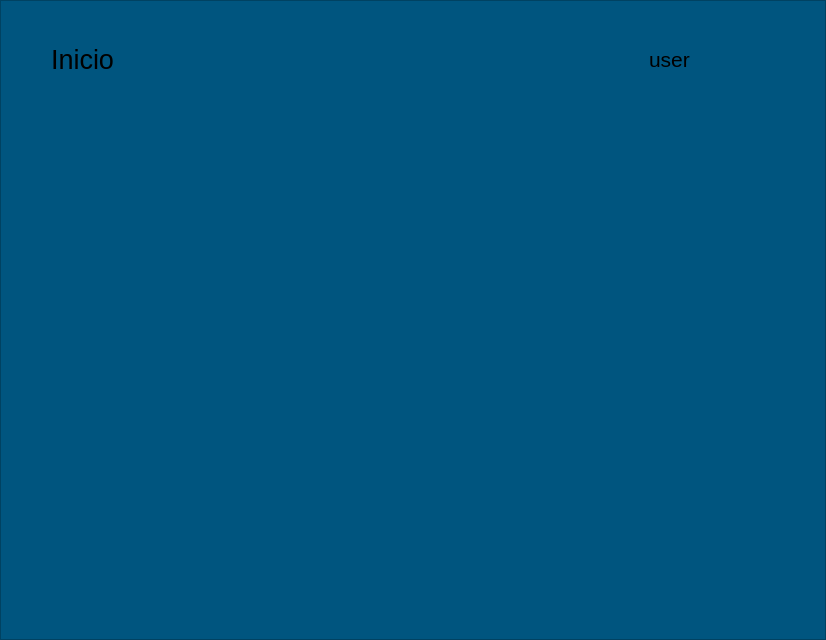
This is ManagerM/ui_module_home.ui in janfranco27/TheProyect as Qt 5 draws it before an edit. The edited form follows.
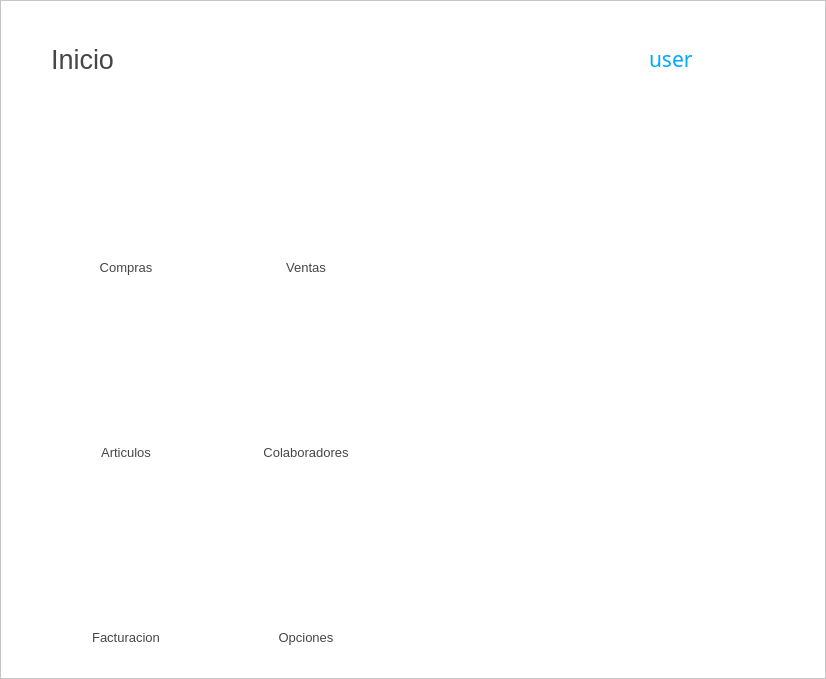
This is the edited form. Icons and pictures are not drawn.

The edit to the form file:
```diff
--- a/ManagerM/ui_module_home.ui
+++ b/ManagerM/ui_module_home.ui
@@ -23,7 +23,7 @@
    <item row="0" column="0">
     <widget class="QFrame" name="frame">
      <property name="styleSheet">
-      <string notr="true">background-color: rgb(0, 85, 127);</string>
+      <string notr="true">background-color: rgb(255, 255, 255);</string>
      </property>
      <property name="frameShape">
       <enum>QFrame::StyledPanel</enum>
@@ -47,7 +47,8 @@
              </font>
             </property>
             <property name="styleSheet">
-             <string notr="true"/>
+             <string notr="true">color: rgb(70, 70, 70);
+</string>
             </property>
             <property name="inputMethodHints">
              <set>Qt::ImhNone</set>
@@ -88,12 +89,15 @@
               </property>
               <property name="font">
                <font>
-                <family>Segoe UI</family>
+                <family>Segoe UI Light</family>
                 <pointsize>16</pointsize>
                 <weight>50</weight>
                 <bold>false</bold>
                </font>
               </property>
+              <property name="styleSheet">
+               <string notr="true">color: rgb(0, 170, 255);</string>
+              </property>
               <property name="text">
                <string>user</string>
               </property>
@@ -147,10 +151,42 @@
           </item>
          </layout>
         </item>
-        <item row="2" column="0" rowspan="2">
+        <item row="1" column="0">
+         <spacer name="verticalSpacer_4">
+          <property name="orientation">
+           <enum>Qt::Vertical</enum>
+          </property>
+          <property name="sizeType">
+           <enum>QSizePolicy::Expanding</enum>
+          </property>
+          <property name="sizeHint" stdset="0">
+           <size>
+            <width>20</width>
+            <height>20</height>
+           </size>
+          </property>
+         </spacer>
+        </item>
+        <item row="2" column="0">
+         <spacer name="verticalSpacer_7">
+          <property name="orientation">
+           <enum>Qt::Vertical</enum>
+          </property>
+          <property name="sizeType">
+           <enum>QSizePolicy::Fixed</enum>
+          </property>
+          <property name="sizeHint" stdset="0">
+           <size>
+            <width>20</width>
+            <height>20</height>
+           </size>
+          </property>
+         </spacer>
+        </item>
+        <item row="3" column="0" rowspan="2">
          <layout class="QGridLayout" name="gridLayout_5">
           <property name="spacing">
-           <number>10</number>
+           <number>0</number>
           </property>
           <item row="0" column="0">
            <widget class="QPushButton" name="pushButton_compras">
@@ -215,6 +251,22 @@
            </widget>
           </item>
           <item row="0" column="1">
+           <spacer name="horizontalSpacer">
+            <property name="orientation">
+             <enum>Qt::Horizontal</enum>
+            </property>
+            <property name="sizeType">
+             <enum>QSizePolicy::Fixed</enum>
+            </property>
+            <property name="sizeHint" stdset="0">
+             <size>
+              <width>30</width>
+              <height>20</height>
+             </size>
+            </property>
+           </spacer>
+          </item>
+          <item row="0" column="2">
            <widget class="QPushButton" name="pushButton_ventas">
             <property name="sizePolicy">
              <sizepolicy hsizetype="Fixed" vsizetype="Fixed">
@@ -259,6 +311,72 @@
            </widget>
           </item>
           <item row="1" column="0">
+           <widget class="QLabel" name="label_2">
+            <property name="sizePolicy">
+             <sizepolicy hsizetype="Preferred" vsizetype="Fixed">
+              <horstretch>0</horstretch>
+              <verstretch>0</verstretch>
+             </sizepolicy>
+            </property>
+            <property name="font">
+             <font>
+              <family>Segoe UI Symbol</family>
+              <pointsize>10</pointsize>
+              <weight>50</weight>
+              <bold>false</bold>
+             </font>
+            </property>
+            <property name="styleSheet">
+             <string notr="true">color: rgb(70, 70, 70);
+</string>
+            </property>
+            <property name="text">
+             <string>Compras</string>
+            </property>
+            <property name="alignment">
+             <set>Qt::AlignCenter</set>
+            </property>
+           </widget>
+          </item>
+          <item row="1" column="2">
+           <widget class="QLabel" name="label_5">
+            <property name="font">
+             <font>
+              <family>Segoe UI Symbol</family>
+              <pointsize>10</pointsize>
+              <weight>50</weight>
+              <bold>false</bold>
+             </font>
+            </property>
+            <property name="styleSheet">
+             <string notr="true">color: rgb(70, 70, 70);
+</string>
+            </property>
+            <property name="text">
+             <string>Ventas</string>
+            </property>
+            <property name="alignment">
+             <set>Qt::AlignCenter</set>
+            </property>
+           </widget>
+          </item>
+          <item row="2" column="0">
+           <spacer name="verticalSpacer">
+            <property name="orientation">
+             <enum>Qt::Vertical</enum>
+            </property>
+            <property name="sizeType">
+             <enum>QSizePolicy::Fixed</enum>
+            </property>
+            <property name="sizeHint" stdset="0">
+             <size>
+              <width>20</width>
+              <height>20</height>
+             </size>
+            </property>
+           </spacer>
+          </item>
+          <item row="3" column="0">
            <widget class="QPushButton" name="pushButton_articulo">
             <property name="sizePolicy">
              <sizepolicy hsizetype="Fixed" vsizetype="Fixed">
@@ -302,7 +420,7 @@
             </property>
            </widget>
           </item>
-          <item row="1" column="1">
+          <item row="3" column="2">
            <widget class="QPushButton" name="pushButton_colaboradores">
             <property name="sizePolicy">
              <sizepolicy hsizetype="Fixed" vsizetype="Fixed">
@@ -346,7 +464,67 @@
             </property>
            </widget>
           </item>
-          <item row="2" column="0">
+          <item row="4" column="0">
+           <widget class="QLabel" name="label_3">
+            <property name="font">
+             <font>
+              <family>Segoe UI Symbol</family>
+              <pointsize>10</pointsize>
+              <weight>50</weight>
+              <bold>false</bold>
+             </font>
+            </property>
+            <property name="styleSheet">
+             <string notr="true">color: rgb(70, 70, 70);
+</string>
+            </property>
+            <property name="text">
+             <string>Articulos</string>
+            </property>
+            <property name="alignment">
+             <set>Qt::AlignCenter</set>
+            </property>
+           </widget>
+          </item>
+          <item row="4" column="2">
+           <widget class="QLabel" name="label_6">
+            <property name="font">
+             <font>
+              <family>Segoe UI Symbol</family>
+              <pointsize>10</pointsize>
+              <weight>50</weight>
+              <bold>false</bold>
+             </font>
+            </property>
+            <property name="styleSheet">
+             <string notr="true">color: rgb(70, 70, 70);
+</string>
+            </property>
+            <property name="text">
+             <string>Colaboradores</string>
+            </property>
+            <property name="alignment">
+             <set>Qt::AlignCenter</set>
+            </property>
+           </widget>
+          </item>
+          <item row="5" column="0">
+           <spacer name="verticalSpacer_3">
+            <property name="orientation">
+             <enum>Qt::Vertical</enum>
+            </property>
+            <property name="sizeType">
+             <enum>QSizePolicy::Fixed</enum>
+            </property>
+            <property name="sizeHint" stdset="0">
+             <size>
+              <width>20</width>
+              <height>20</height>
+             </size>
+            </property>
+           </spacer>
+          </item>
+          <item row="6" column="0">
            <widget class="QPushButton" name="pushButton_facturacion">
             <property name="sizePolicy">
              <sizepolicy hsizetype="Fixed" vsizetype="Fixed">
@@ -390,7 +568,7 @@
             </property>
            </widget>
           </item>
-          <item row="2" column="1">
+          <item row="6" column="2">
            <widget class="QPushButton" name="pushButton_sistema">
             <property name="sizePolicy">
              <sizepolicy hsizetype="Fixed" vsizetype="Fixed">
@@ -426,7 +604,7 @@
             <property name="iconSize">
              <size>
               <width>150</width>
-              <height>1505</height>
+              <height>150</height>
              </size>
             </property>
             <property name="flat">
@@ -434,22 +612,79 @@
             </property>
            </widget>
           </item>
+          <item row="7" column="0">
+           <widget class="QLabel" name="label_4">
+            <property name="font">
+             <font>
+              <family>Segoe UI Symbol</family>
+              <pointsize>10</pointsize>
+              <weight>50</weight>
+              <bold>false</bold>
+             </font>
+            </property>
+            <property name="styleSheet">
+             <string notr="true">color: rgb(70, 70, 70);
+</string>
+            </property>
+            <property name="text">
+             <string>Facturacion</string>
+            </property>
+            <property name="alignment">
+             <set>Qt::AlignCenter</set>
+            </property>
+           </widget>
+          </item>
+          <item row="7" column="2">
+           <widget class="QLabel" name="label_7">
+            <property name="font">
+             <font>
+              <family>Segoe UI Symbol</family>
+              <pointsize>10</pointsize>
+              <weight>50</weight>
+              <bold>false</bold>
+             </font>
+            </property>
+            <property name="styleSheet">
+             <string notr="true">color: rgb(70, 70, 70);
+</string>
+            </property>
+            <property name="text">
+             <string>Opciones</string>
+            </property>
+            <property name="alignment">
+             <set>Qt::AlignCenter</set>
+            </property>
+           </widget>
+          </item>
          </layout>
         </item>
-        <item row="3" column="1">
+        <item row="3" column="3">
+         <spacer name="verticalSpacer_2">
+          <property name="orientation">
+           <enum>Qt::Vertical</enum>
+          </property>
+          <property name="sizeHint" stdset="0">
+           <size>
+            <width>17</width>
+            <height>308</height>
+           </size>
+          </property>
+         </spacer>
+        </item>
+        <item row="4" column="1">
          <spacer name="horizontalSpacer_5">
           <property name="orientation">
            <enum>Qt::Horizontal</enum>
           </property>
           <property name="sizeHint" stdset="0">
            <size>
-            <width>40</width>
-            <height>20</height>
+            <width>13</width>
+            <height>114</height>
            </size>
           </property>
          </spacer>
         </item>
-        <item row="3" column="2">
+        <item row="4" column="2">
          <layout class="QGridLayout" name="gridLayout_6">
           <property name="spacing">
            <number>10</number>
@@ -595,9 +830,25 @@
             </property>
            </widget>
           </item>
+          <item row="1" column="1">
+           <spacer name="verticalSpacer_8">
+            <property name="orientation">
+             <enum>Qt::Vertical</enum>
+            </property>
+            <property name="sizeType">
+             <enum>QSizePolicy::Fixed</enum>
+            </property>
+            <property name="sizeHint" stdset="0">
+             <size>
+              <width>20</width>
+              <height>25</height>
+             </size>
+            </property>
+           </spacer>
+          </item>
          </layout>
         </item>
-        <item row="3" column="3">
+        <item row="4" column="3">
          <spacer name="horizontalSpacer_6">
           <property name="orientation">
            <enum>Qt::Horizontal</enum>
@@ -613,35 +864,6 @@
           </property>
          </spacer>
         </item>
-        <item row="2" column="3">
-         <spacer name="verticalSpacer_2">
-          <property name="orientation">
-           <enum>Qt::Vertical</enum>
-          </property>
-          <property name="sizeHint" stdset="0">
-           <size>
-            <width>17</width>
-            <height>308</height>
-           </size>
-          </property>
-         </spacer>
-        </item>
-        <item row="1" column="0">
-         <spacer name="verticalSpacer_4">
-          <property name="orientation">
-           <enum>Qt::Vertical</enum>
-          </property>
-          <property name="sizeType">
-           <enum>QSizePolicy::Expanding</enum>
-          </property>
-          <property name="sizeHint" stdset="0">
-           <size>
-            <width>20</width>
-            <height>20</height>
-           </size>
-          </property>
-         </spacer>
-        </item>
        </layout>
       </item>
       <item row="1" column="0">
```
Left out of the diff: 96 changed lines with no effect on the pictures.
